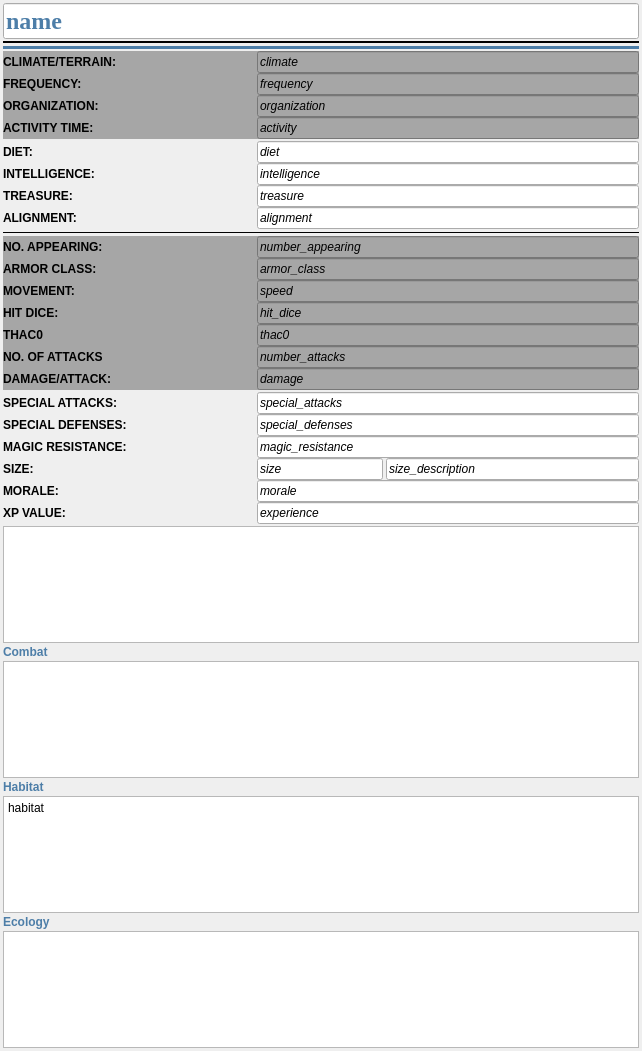
The window that DMHelper/src/resources/ui/monster2e.ui (MMetze/DMHelper) describes before a commit, drawn with Qt 5.
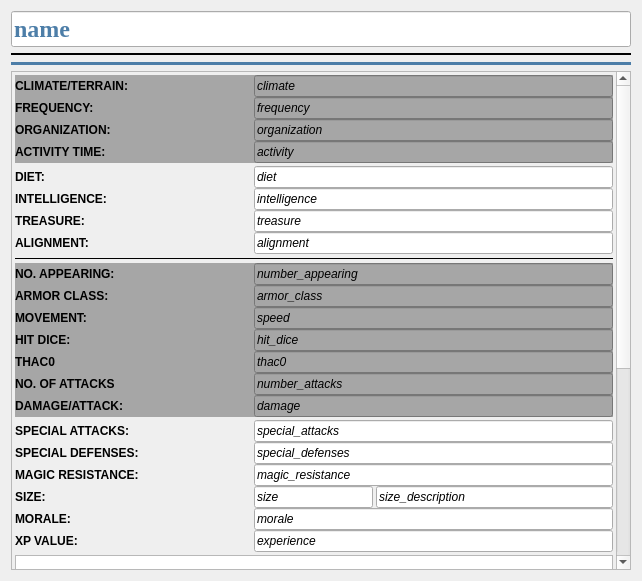
The same window after the commit. Icons and pictures are not drawn.

Diff of the .ui file:
```diff
--- a/DMHelper/src/resources/ui/monster2e.ui
+++ b/DMHelper/src/resources/ui/monster2e.ui
@@ -7,28 +7,13 @@
     <x>0</x>
     <y>0</y>
     <width>642</width>
-    <height>1051</height>
+    <height>581</height>
    </rect>
   </property>
   <property name="styleSheet">
    <string notr="true">background-image: url(:/img/data/parchment.jpg);</string>
   </property>
-  <layout class="QVBoxLayout" name="verticalLayout_5">
-   <property name="spacing">
-    <number>2</number>
-   </property>
-   <property name="leftMargin">
-    <number>3</number>
-   </property>
-   <property name="topMargin">
-    <number>3</number>
-   </property>
-   <property name="rightMargin">
-    <number>3</number>
-   </property>
-   <property name="bottomMargin">
-    <number>3</number>
-   </property>
+  <layout class="QVBoxLayout" name="verticalLayout_6">
    <item>
     <widget class="QLineEdit" name="name">
      <property name="sizePolicy">
@@ -85,6 +70,36 @@
     </widget>
    </item>
    <item>
+    <widget class="QScrollArea" name="scrollArea">
+     <property name="widgetResizable">
+      <bool>true</bool>
+     </property>
+     <widget class="QWidget" name="scrollAreaWidgetContents">
+      <property name="geometry">
+       <rect>
+        <x>0</x>
+        <y>-430</y>
+        <width>608</width>
+        <height>933</height>
+       </rect>
+      </property>
+      <layout class="QVBoxLayout" name="verticalLayout_5">
+       <property name="spacing">
+        <number>3</number>
+       </property>
+       <property name="leftMargin">
+        <number>3</number>
+       </property>
+       <property name="topMargin">
+        <number>3</number>
+       </property>
+       <property name="rightMargin">
+        <number>3</number>
+       </property>
+       <property name="bottomMargin">
+        <number>3</number>
+       </property>
+       <item>
     <widget class="QFrame" name="frame">
      <property name="autoFillBackground">
       <bool>false</bool>
@@ -1118,6 +1133,10 @@
       </widget>
      </item>
     </layout>
+       </item>
+      </layout>
+     </widget>
+    </widget>
    </item>
   </layout>
  </widget>
```
Left out of the diff: 50 changed lines with no effect on the pictures. Lines whose indentation alone changed are shown as unchanged.
